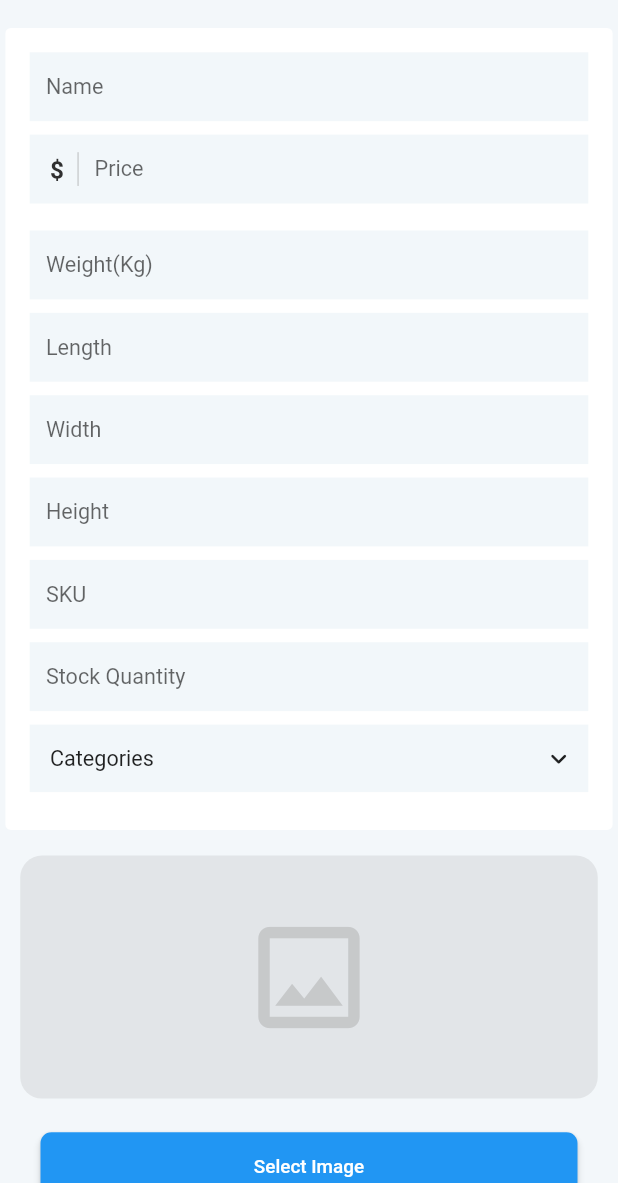
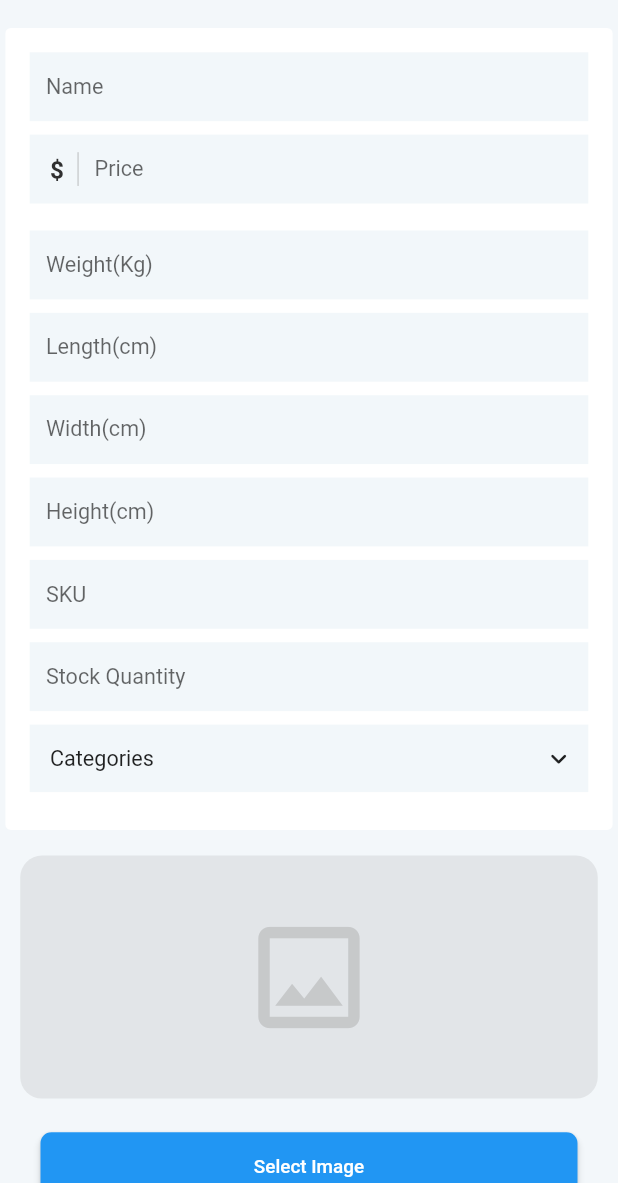
Before and after one commit to DevenAndroid/traidbiz_seller_final, a Flutter app: the CreateProductScreen screen opened directly, on a phone screen of 412 x 824 dp, the part 53-1236 px from its top. Run offline on Flutter 3.47's test engine with Material 2 defaults, Android fonts, the phone set to English and light mode, and no system bars; drawn by our look-alikes of loading_overlay, overlay_support; our stand-ins replace cached_network_image, dio, firebase_core, firebase_messaging, flutter_phosphor_icons, flutter_svg and 10 more; missing offline and left inert: connectivity_for_web, country_pickers, firebase_core_web, firebase_messaging_web, image_picker_for_web; accounts and stored records are empty; network calls fail.

Commit message:
13 Dec 2022 7:06 PM

```diff
--- a/lib/screens/product/create_product.dart
+++ b/lib/screens/product/create_product.dart
@@ -95,6 +95,7 @@ class CreateProductScreen extends GetView<ProductDetailController> {
                             controller: controller.weightController,
                             decoration: inputDecorationFilled.copyWith(
                               hintText: 'Weight(Kg)',
+                              labelText: 'Weight(Kg)',
                             ),
                             validator: (value) {
                               if (value?.isEmpty == true) {
@@ -107,7 +108,8 @@ class CreateProductScreen extends GetView<ProductDetailController> {
                           TextFormField(
                             controller: controller.lengthController,
                             decoration: inputDecorationFilled.copyWith(
-                              hintText: 'Length',
+                              hintText: 'Length(cm)',
+                              labelText: 'Length(cm)',
                             ),
                             validator: (value) {
                               if (value?.isEmpty == true) {
@@ -120,7 +122,8 @@ class CreateProductScreen extends GetView<ProductDetailController> {
                           TextFormField(
                             controller: controller.widthController,
                             decoration: inputDecorationFilled.copyWith(
-                              hintText: 'Width',
+                              hintText: 'Width(cm)',
+                              labelText: 'Width(cm)',
                             ),
                             validator: (value) {
                               if (value?.isEmpty == true) {
@@ -133,7 +136,8 @@ class CreateProductScreen extends GetView<ProductDetailController> {
                           TextFormField(
                             controller: controller.heightController,
                             decoration: inputDecorationFilled.copyWith(
-                              hintText: 'Height',
+                              hintText: 'Height(cm)',
+                              labelText: 'Height(cm)',
                             ),
                             validator: (value) {
                               if (value?.isEmpty == true) {
```
